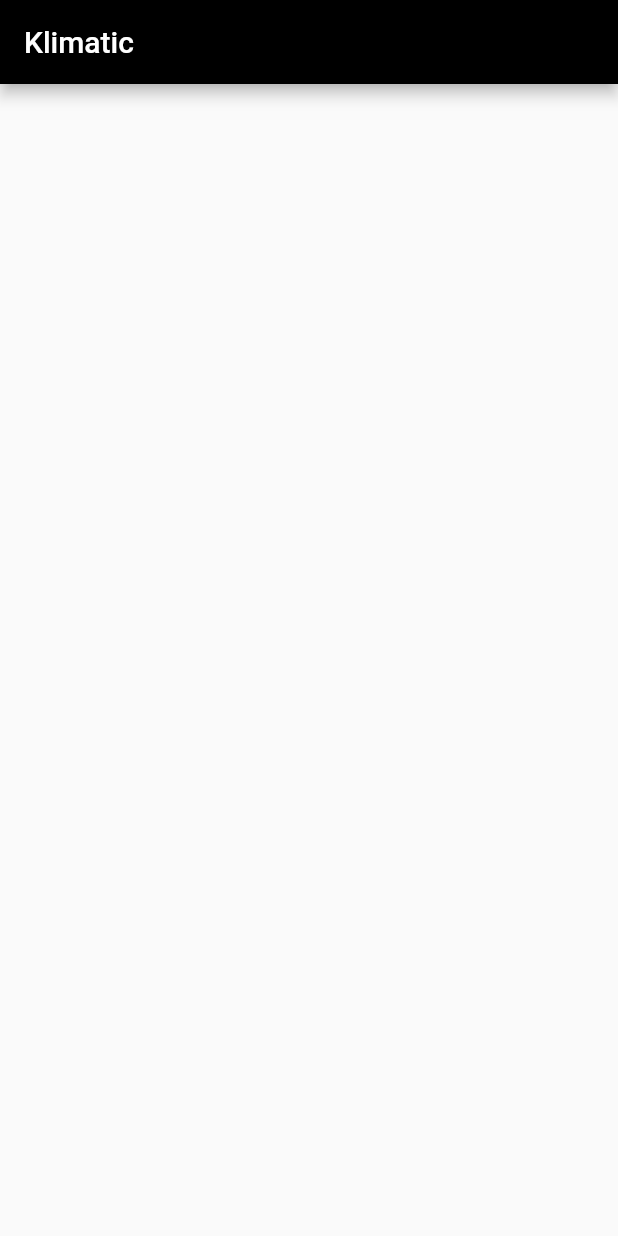
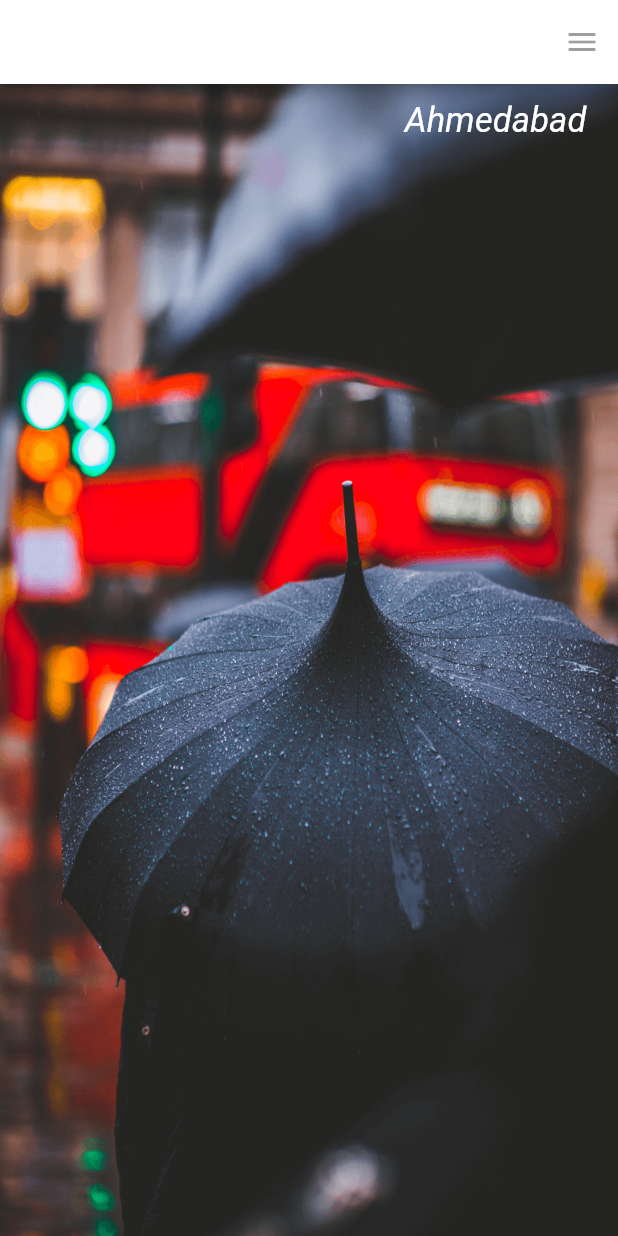
Before and after one commit to dhruvinprajapati/klimatic-flutter, a Flutter app: the screen it shows after launch, on a phone screen of 412 x 824 dp. Run offline on Flutter 3.47's test engine with Material 2 defaults, Android fonts, the phone set to English and light mode, and no system bars.

Commit message:
set image in back ground and top font set

```diff
--- a/lib/ui/klimatic.dart
+++ b/lib/ui/klimatic.dart
@@ -14,9 +14,42 @@ class _KlimaticState extends State<Klimatic> {
     return new Scaffold(
       appBar: AppBar(
         title: new Text("Klimatic"),
-        backgroundColor: Colors.black,
-        actions: <Widget>[],
+        centerTitle: true,
+        backgroundColor: Colors.white,
+        actions: <Widget>[
+          new IconButton(
+            icon: new Icon(Icons.menu),
+            onPressed: null,
+          )
+        ],
+      ),
+      body: new Stack(
+        children: <Widget>[
+          new Center(
+            child: new Image.asset('images/umbrella.png',
+            width: 490.0,
+            height: 1200.0,
+            fit: BoxFit.fill,
+            ),
+
+          ),
+          new Container(
+            alignment: Alignment.topRight,
+            margin: const EdgeInsets.fromLTRB(0.0, 11, 21, 0),
+            child: new Text("Ahmedabad",
+              style: cityStyle(),
+            ),
+          )
+        ],
       ),
     );
   }
 }
+
+TextStyle cityStyle(){
+  return new TextStyle(
+    color: Colors.white,
+    fontSize: 23,
+    fontStyle: FontStyle.italic
+  );
+}
```
